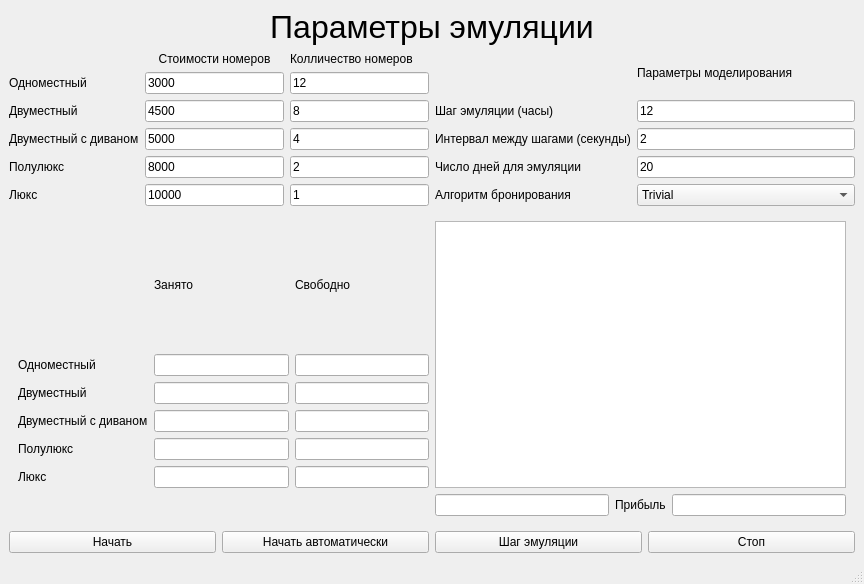
Qt form start_window.ui (sereja589/booking_system) before a commit.
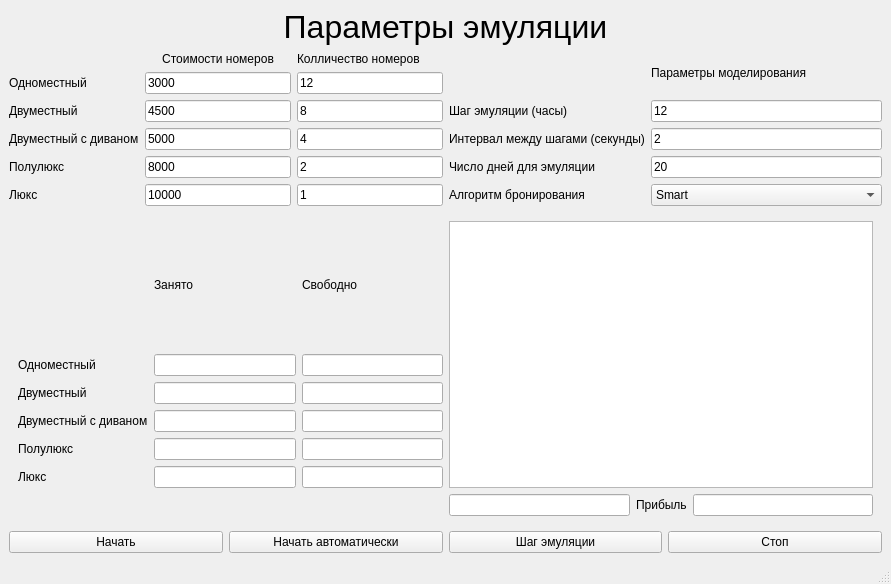
The same form after that commit.

Commit message: Show error message

Diff of the .ui file:
```diff
--- a/start_window.ui
+++ b/start_window.ui
@@ -6,7 +6,7 @@
    <rect>
     <x>0</x>
     <y>0</y>
-    <width>864</width>
+    <width>891</width>
     <height>584</height>
    </rect>
   </property>
@@ -219,11 +219,6 @@
         </item>
         <item row="4" column="1">
          <widget class="QComboBox" name="BookingSystemType">
-          <item>
-           <property name="text">
-            <string>Trivial</string>
-           </property>
-          </item>
           <item>
            <property name="text">
             <string>Smart</string>
```
Left out of the diff: 7 changed lines with no effect on the pictures. The commit also changes 2 other files.
